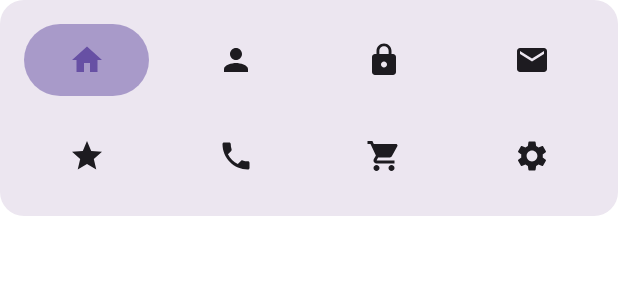
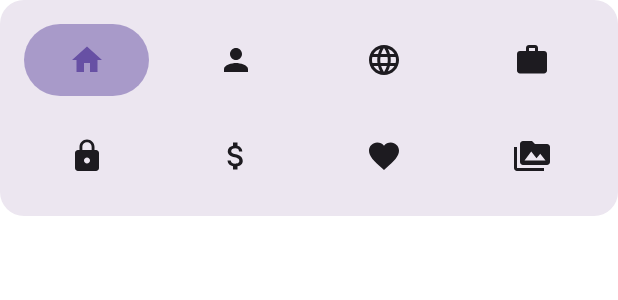
Before and after one commit to 1405yuga/PassVault, an Android app built with Jetpack Compose: the @Preview function IconSelectorPreview, on a phone screen of 412 x 824 dp. Shown: the top 300 px of the screen. Run offline under Robolectric (Android 15) with nearby library versions, the phone set to English and light mode, and no system bars.

Commit message:
added required icons

```diff
--- a/app/src/main/java/com/example/passvault/ui/screens/main/add_vault/AddVaultDialog.kt
+++ b/app/src/main/java/com/example/passvault/ui/screens/main/add_vault/AddVaultDialog.kt
@@ -14,14 +14,14 @@ import androidx.compose.foundation.lazy.grid.items
 import androidx.compose.foundation.shape.CircleShape
 import androidx.compose.foundation.shape.RoundedCornerShape
 import androidx.compose.material.icons.Icons
-import androidx.compose.material.icons.filled.Email
+import androidx.compose.material.icons.filled.AttachMoney
+import androidx.compose.material.icons.filled.Favorite
 import androidx.compose.material.icons.filled.Home
+import androidx.compose.material.icons.filled.Language
 import androidx.compose.material.icons.filled.Lock
+import androidx.compose.material.icons.filled.PermMedia
 import androidx.compose.material.icons.filled.Person
-import androidx.compose.material.icons.filled.Phone
-import androidx.compose.material.icons.filled.Settings
-import androidx.compose.material.icons.filled.ShoppingCart
-import androidx.compose.material.icons.filled.Star
+import androidx.compose.material.icons.filled.Work
 import androidx.compose.material3.Button
 import androidx.compose.material3.Card
 import androidx.compose.material3.CardDefaults
@@ -41,6 +41,7 @@ import androidx.compose.ui.unit.dp
 import androidx.compose.ui.window.Dialog
 import androidx.lifecycle.viewmodel.compose.viewModel
 import com.example.passvault.R
+import com.example.passvault.utils.annotations.HorizontalScreenPreview
 import com.example.passvault.utils.annotations.VerticalScreenPreview
 import com.example.passvault.utils.custom_composables.TextFieldWithErrorText
 
@@ -160,17 +161,27 @@ fun AddVaultDialogPreview() {
 }
 
 @Composable
+@HorizontalScreenPreview
+fun AddVaultDialogHorizontalPreview() {
+    AddVaultDialog(
+        addVaultViewModel = viewModel(),
+        setShowDialog = {},
+        onAddVaultClick = {},
+    )
+}
+
+@Composable
 @VerticalScreenPreview
 fun IconSelectorPreview() {
     val iconList = listOf(
         Icons.Default.Home,
         Icons.Default.Person,
+        Icons.Default.Language,
+        Icons.Default.Work,
         Icons.Default.Lock,
-        Icons.Default.Email,
-        Icons.Default.Star,
-        Icons.Default.Phone,
-        Icons.Default.ShoppingCart,
-        Icons.Default.Settings
+        Icons.Default.AttachMoney,
+        Icons.Default.Favorite,
+        Icons.Default.PermMedia,
     )
 
     IconSelector(
```
Also changed, not shown: app/src/main/java/com/example/passvault/ui/screens/main/add_vault/AddVaultViewModel.kt (+10 -10 lines).
